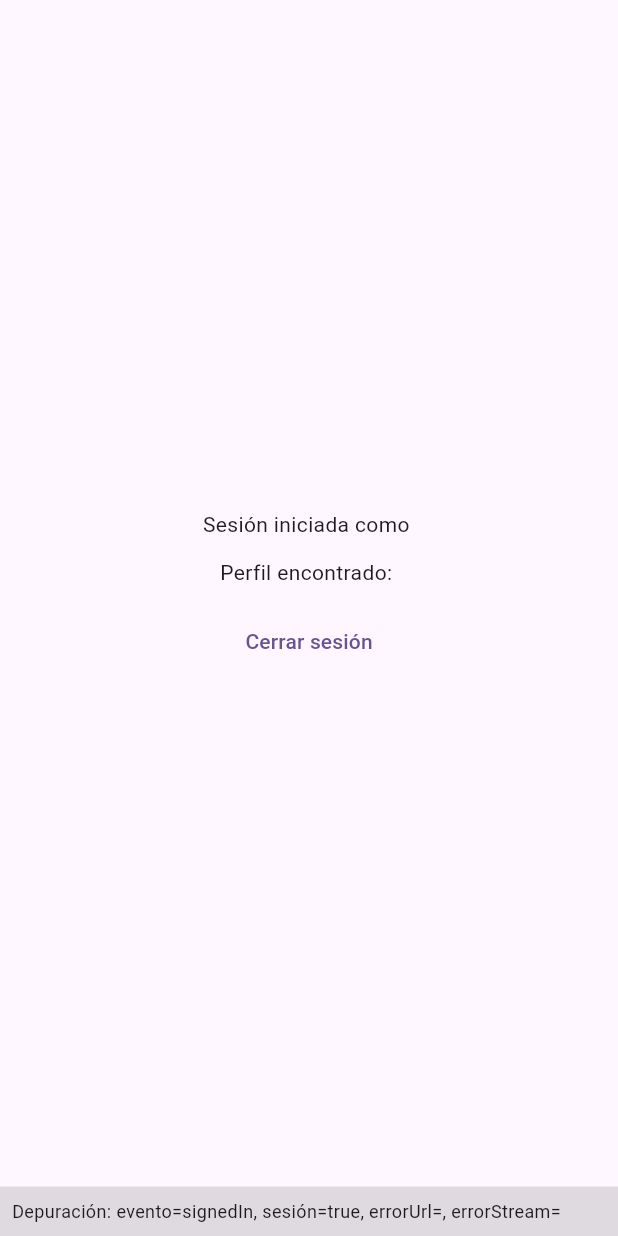
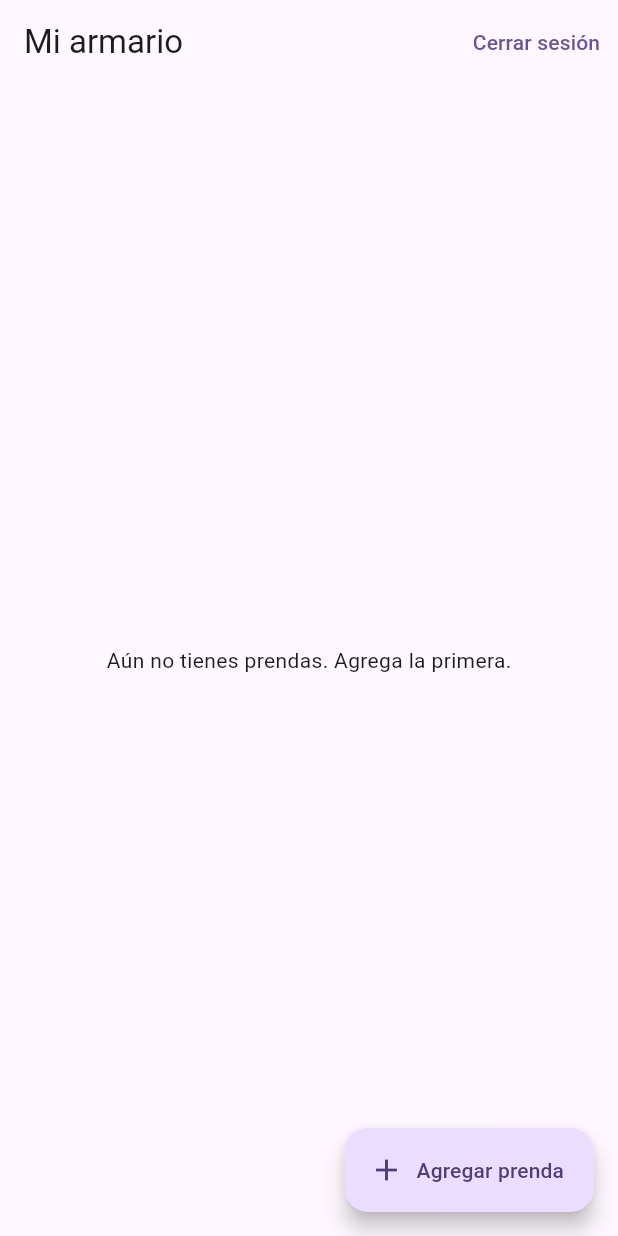
Before and after one commit to andresfelipeduranperez82-del/Armario-Virtual-Gum, a Flutter app: the screen it shows once a user with an empty profile is signed in, after a tap on "Cerrar sesión", on a phone screen of 412 x 824 dp. Run offline on Flutter 3.47's test engine with Material 3 defaults, Android fonts, the phone set to English and light mode, and no system bars; our stand-ins replace image_picker, supabase_flutter; accounts and stored records are empty; network calls fail.

Commit message:
Agrega catálogo y alta de prendas con foto

```diff
--- a/App/lib/main.dart
+++ b/App/lib/main.dart
@@ -1,8 +1,9 @@
-import 'dart:async';
-
-import 'package:flutter/foundation.dart' show kIsWeb;
 import 'package:flutter/material.dart';
 import 'package:supabase_flutter/supabase_flutter.dart';
+
+import 'pantallas/pantalla_catalogo.dart';
+import 'pantallas/pantalla_login.dart';
+import 'servicios/cliente.dart';
 
 /* Las claves llegan desde env.json con --dart-define-from-file, nunca escritas aquí */
 const supabaseUrl = String.fromEnvironment('SUPABASE_URL');
@@ -13,8 +14,6 @@ Future<void> main() async {
   await Supabase.initialize(url: supabaseUrl, anonKey: supabaseAnonKey);
   runApp(const GumApp());
 }
-
-final supabase = Supabase.instance.client;
 
 class GumApp extends StatelessWidget {
   const GumApp({super.key});
@@ -29,142 +28,18 @@ class GumApp extends StatelessWidget {
   }
 }
 
-/* Decide qué pantalla mostrar según haya o no sesión iniciada.
-   Incluye una línea de depuración temporal para ver qué está pasando. */
-class PuertaDeEntrada extends StatefulWidget {
+/* Muestra el login o el catálogo según haya sesión iniciada */
+class PuertaDeEntrada extends StatelessWidget {
   const PuertaDeEntrada({super.key});
 
   @override
-  State<PuertaDeEntrada> createState() => _PuertaDeEntradaState();
-}
-
-class _PuertaDeEntradaState extends State<PuertaDeEntrada> {
-  String _ultimoEvento = 'ninguno';
-  String _errorStream = '';
-  late final StreamSubscription<AuthState> _suscripcion;
-
-  @override
-  void initState() {
-    super.initState();
-    _suscripcion = supabase.auth.onAuthStateChange.listen(
-      (datos) => setState(() => _ultimoEvento = datos.event.name),
-      onError: (Object e) => setState(() => _errorStream = e.toString()),
-    );
-  }
-
-  @override
-  void dispose() {
-    _suscripcion.cancel();
-    super.dispose();
-  }
-
-  /* Busca un mensaje de error que Supabase haya dejado en la dirección */
-  String _errorDeLaUrl() {
-    final parametros = <String, String>{...Uri.base.queryParameters};
-    if (Uri.base.fragment.contains('=')) {
-      try {
-        parametros.addAll(Uri.splitQueryString(Uri.base.fragment));
-      } catch (_) {}
-    }
-    return parametros['error_description'] ?? parametros['error'] ?? '';
-  }
-
-  @override
   Widget build(BuildContext context) {
-    final sesion = supabase.auth.currentSession;
-    return Scaffold(
-      body: Column(
-        children: [
-          Expanded(
-            child: sesion == null
-                ? const PantallaLogin()
-                : PantallaInicio(userId: sesion.user.id, email: sesion.user.email ?? ''),
-          ),
-          Container(
-            width: double.infinity,
-            color: Colors.black12,
-            padding: const EdgeInsets.all(8),
-            child: Text(
-              'Depuración: evento=$_ultimoEvento, sesión=${sesion != null}, '
-              'errorUrl=${_errorDeLaUrl()}, errorStream=$_errorStream',
-              style: const TextStyle(fontSize: 12),
-            ),
-          ),
-        ],
-      ),
+    return StreamBuilder<AuthState>(
+      stream: supabase.auth.onAuthStateChange,
+      builder: (context, snapshot) {
+        final sesion = supabase.auth.currentSession;
+        return sesion == null ? const PantallaLogin() : const PantallaCatalogo();
+      },
     );
   }
 }
-
-class PantallaLogin extends StatelessWidget {
-  const PantallaLogin({super.key});
-
-  Future<void> _entrarConGoogle() async {
-    await supabase.auth.signInWithOAuth(
-      OAuthProvider.google,
-      /* En web vuelve a la misma página. En Android se configura un deep link más adelante */
-      redirectTo: kIsWeb ? null : 'io.supabase.flutter://callback',
-    );
-  }
-
-  @override
-  Widget build(BuildContext context) {
-    return Center(
-      child: Column(
-        mainAxisSize: MainAxisSize.min,
-        children: [
-          const Text('Gum Armario Virtual', style: TextStyle(fontSize: 28)),
-          const SizedBox(height: 24),
-          FilledButton.icon(
-            onPressed: _entrarConGoogle,
-            icon: const Icon(Icons.login),
-            label: const Text('Iniciar sesión con Google'),
-          ),
-        ],
-      ),
-    );
-  }
-}
-
-class PantallaInicio extends StatelessWidget {
-  const PantallaInicio({super.key, required this.userId, required this.email});
-
-  final String userId;
-  final String email;
-
-  /* Lee el perfil que creó automáticamente el trigger de la base de datos */
-  Future<String> _cargarPerfil() async {
-    final perfil = await supabase.from('perfiles').select().eq('id', userId).maybeSingle();
-    if (perfil == null) {
-      return 'No se encontró el perfil en la base de datos';
-    }
-    return 'Perfil encontrado: ${perfil['nombre']}';
-  }
-
-  @override
-  Widget build(BuildContext context) {
-    return Center(
-      child: Column(
-        mainAxisSize: MainAxisSize.min,
-        children: [
-          Text('Sesión iniciada como $email'),
-          const SizedBox(height: 12),
-          FutureBuilder<String>(
-            future: _cargarPerfil(),
-            builder: (context, snapshot) {
-              if (snapshot.hasError) {
-                return Text('Error: ${snapshot.error}');
-              }
-              return Text(snapshot.data ?? 'Cargando perfil...');
-            },
-          ),
-          const SizedBox(height: 12),
-          TextButton(
-            onPressed: () => supabase.auth.signOut(),
-            child: const Text('Cerrar sesión'),
-          ),
-        ],
-      ),
-    );
-  }
-}
--- /dev/null
+++ b/App/lib/pantallas/pantalla_catalogo.dart
@@ -0,0 +1,121 @@
+import 'package:flutter/material.dart';
+
+import '../servicios/cliente.dart';
+import '../servicios/prendas_servicio.dart';
+import 'pantalla_nueva_prenda.dart';
+
+class PantallaCatalogo extends StatefulWidget {
+  const PantallaCatalogo({super.key});
+
+  @override
+  State<PantallaCatalogo> createState() => _PantallaCatalogoState();
+}
+
+class _PantallaCatalogoState extends State<PantallaCatalogo> {
+  final _servicio = PrendasServicio();
+  late Future<List<Prenda>> _futuro;
+
+  @override
+  void initState() {
+    super.initState();
+    _futuro = _servicio.listar();
+  }
+
+  void _recargar() {
+    setState(() {
+      _futuro = _servicio.listar();
+    });
+  }
+
+  Future<void> _agregar() async {
+    final guardada = await Navigator.of(context).push<bool>(
+      MaterialPageRoute(builder: (_) => const PantallaNuevaPrenda()),
+    );
+    if (guardada == true) {
+      _recargar();
+    }
+  }
+
+  @override
+  Widget build(BuildContext context) {
+    return Scaffold(
+      appBar: AppBar(
+        title: const Text('Mi armario'),
+        actions: [
+          TextButton(
+            onPressed: () => supabase.auth.signOut(),
+            child: const Text('Cerrar sesión'),
+          ),
+        ],
+      ),
+      floatingActionButton: FloatingActionButton.extended(
+        onPressed: _agregar,
+        icon: const Icon(Icons.add),
+        label: const Text('Agregar prenda'),
+      ),
+      body: FutureBuilder<List<Prenda>>(
+        future: _futuro,
+        builder: (context, snapshot) {
+          if (snapshot.connectionState != ConnectionState.done) {
+            return const Center(child: CircularProgressIndicator());
+          }
+          if (snapshot.hasError) {
+            return Center(child: Text('Error al cargar: ${snapshot.error}'));
+          }
+          final prendas = snapshot.data ?? [];
+          if (prendas.isEmpty) {
+            return const Center(child: Text('Aún no tienes prendas. Agrega la primera.'));
+          }
+          return GridView.builder(
+            padding: const EdgeInsets.all(12),
+            gridDelegate: const SliverGridDelegateWithMaxCrossAxisExtent(
+              maxCrossAxisExtent: 220,
+              mainAxisSpacing: 12,
+              crossAxisSpacing: 12,
+              childAspectRatio: 0.8,
+            ),
+            itemCount: prendas.length,
+            itemBuilder: (context, i) => _TarjetaPrenda(prenda: prendas[i]),
+          );
+        },
+      ),
+    );
+  }
+}
+
+class _TarjetaPrenda extends StatelessWidget {
+  const _TarjetaPrenda({required this.prenda});
+
+  final Prenda prenda;
+
+  @override
+  Widget build(BuildContext context) {
+    final url = prenda.urlImagen;
+    return Card(
+      clipBehavior: Clip.antiAlias,
+      child: Column(
+        crossAxisAlignment: CrossAxisAlignment.stretch,
+        children: [
+          Expanded(
+            child: url == null
+                ? const Icon(Icons.checkroom, size: 48)
+                : Image.network(
+                    url,
+                    fit: BoxFit.cover,
+                    errorBuilder: (_, __, ___) => const Icon(Icons.broken_image, size: 48),
+                  ),
+          ),
+          Padding(
+            padding: const EdgeInsets.all(8),
+            child: Text(
+              '${categorias[prenda.categoria] ?? prenda.categoria}, ${prenda.colorPrincipal}, ${estilos[prenda.estilo] ?? prenda.estilo}',
+              maxLines: 2,
+              overflow: TextOverflow.ellipsis,
+              style: const TextStyle(fontSize: 13),
+            ),
+          ),
+        ],
+      ),
+    );
+  }
+}
--- /dev/null
+++ b/App/lib/pantallas/pantalla_login.dart
@@ -0,0 +1,37 @@
+import 'package:flutter/foundation.dart' show kIsWeb;
+import 'package:flutter/material.dart';
+import 'package:supabase_flutter/supabase_flutter.dart';
+
+import '../servicios/cliente.dart';
+
+class PantallaLogin extends StatelessWidget {
+  const PantallaLogin({super.key});
+
+  Future<void> _entrarConGoogle() async {
+    await supabase.auth.signInWithOAuth(
+      OAuthProvider.google,
+      /* En web vuelve a la misma página. En Android se configura un deep link más adelante */
+      redirectTo: kIsWeb ? null : 'io.supabase.flutter://callback',
+    );
+  }
+
+  @override
+  Widget build(BuildContext context) {
+    return Scaffold(
+      body: Center(
+        child: Column(
+          mainAxisSize: MainAxisSize.min,
+          children: [
+            const Text('Gum Armario Virtual', style: TextStyle(fontSize: 28)),
+            const SizedBox(height: 24),
+            FilledButton.icon(
+              onPressed: _entrarConGoogle,
+              icon: const Icon(Icons.login),
+              label: const Text('Iniciar sesión con Google'),
+            ),
+          ],
+        ),
+      ),
+    );
+  }
+}
--- /dev/null
+++ b/App/lib/servicios/cliente.dart
@@ -0,0 +1,4 @@
+import 'package:supabase_flutter/supabase_flutter.dart';
+
+/* Acceso corto al cliente de Supabase desde cualquier archivo */
+SupabaseClient get supabase => Supabase.instance.client;
--- /dev/null
+++ b/App/lib/servicios/prendas_servicio.dart
@@ -0,0 +1,137 @@
+import 'dart:typed_data';
+
+import 'package:supabase_flutter/supabase_flutter.dart';
+
+import 'cliente.dart';
+
+/* Valores permitidos, iguales a los tipos enumerados de la base de datos */
+const categorias = {
+  'superior': 'Superior',
+  'inferior': 'Inferior',
+  'calzado': 'Calzado',
+  'cuerpo_completo': 'Cuerpo completo',
+  'abrigo': 'Abrigo',
+  'accesorios': 'Accesorios',
+};
+
+const estilos = {
+  'casual': 'Casual',
+  'formal': 'Formal',
+  'deportivo': 'Deportivo',
+  'fiesta': 'Fiesta',
+};
+
+const colores = [
+  'Negro',
+  'Blanco',
+  'Gris',
+  'Azul',
+  'Rojo',
+  'Verde',
+  'Amarillo',
+  'Naranja',
+  'Rosado',
+  'Morado',
+  'Beige',
+  'Marrón',
+];
+
+class Prenda {
+  Prenda({
+    required this.id,
+    required this.imagenPath,
+    required this.categoria,
+    required this.colorPrincipal,
+    required this.estilo,
+    this.urlImagen,
+  });
+
+  final String id;
+  final String imagenPath;
+  final String categoria;
+  final String colorPrincipal;
+  final String estilo;
+  String? urlImagen;
+
+  factory Prenda.desdeMapa(Map<String, dynamic> m) {
+    return Prenda(
+      id: m['id'] as String,
+      imagenPath: m['imagen_path'] as String,
+      categoria: m['categoria'] as String,
+      colorPrincipal: m['color_principal'] as String,
+      estilo: m['estilo'] as String,
+    );
+  }
+}
+
+class PrendasServicio {
+  static const _bucket = 'prendas';
+
+  /* Lista solo las prendas del usuario actual.
+     El filtro por user_id es necesario porque las políticas RLS también
+     dejan ver las prendas de los amigos confirmados. */
+  Future<List<Prenda>> listar() async {
+    final userId = supabase.auth.currentUser!.id;
+    final filas = await supabase
+        .from('prendas')
+        .select()
+        .eq('user_id', userId)
+        .order('created_at', ascending: false);
+
+    final prendas = filas.map<Prenda>((f) => Prenda.desdeMapa(f)).toList();
+
+    /* El bucket es privado, así que cada foto se muestra con una URL firmada temporal */
+    await Future.wait(prendas.map((p) async {
+      try {
+        p.urlImagen = await supabase.storage.from(_bucket).createSignedUrl(p.imagenPath, 3600);
+      } catch (_) {
+        p.urlImagen = null;
+      }
+    }));
+
+    return prendas;
+  }
+
+  /* Sube la foto a la carpeta del usuario y crea la fila en la tabla prendas */
+  Future<void> crear({
+    required Uint8List bytes,
+    required String extension,
+    required String categoria,
+    required String color,
+    required String estilo,
+  }) async {
+    final userId = supabase.auth.currentUser!.id;
+    final ruta = '$userId/${DateTime.now().microsecondsSinceEpoch}.$extension';
+
+    await supabase.storage.from(_bucket).uploadBinary(
+          ruta,
+          bytes,
+          fileOptions: FileOptions(contentType: _tipoContenido(extension)),
+        );
+
+    try {
+      await supabase.from('prendas').insert({
+        'user_id': userId,
+        'imagen_path': ruta,
+        'categoria': categoria,
+        'color_principal': color,
+        'estilo': estilo,
+      });
+    } catch (e) {
+      /* Si falla el registro, se borra la foto para no dejar archivos huérfanos */
+      await supabase.storage.from(_bucket).remove([ruta]);
+      rethrow;
+    }
+  }
+
+  String _tipoContenido(String extension) {
+    switch (extension) {
+      case 'png':
+        return 'image/png';
+      case 'webp':
+        return 'image/webp';
+      default:
+        return 'image/jpeg';
+    }
+  }
+}
--- a/App/pubspec.yaml
+++ b/App/pubspec.yaml
@@ -35,6 +35,7 @@ dependencies:
   # Use with the CupertinoIcons class for iOS style icons.
   cupertino_icons: ^1.0.8
   supabase_flutter: ^2.18.3
+  image_picker: ^1.2.4
 
 dev_dependencies:
   flutter_test:
```
Also changed, not shown: App/lib/pantallas/pantalla_nueva_prenda.dart (added, +137 -0 lines), App/pubspec.lock, 1 other file.
